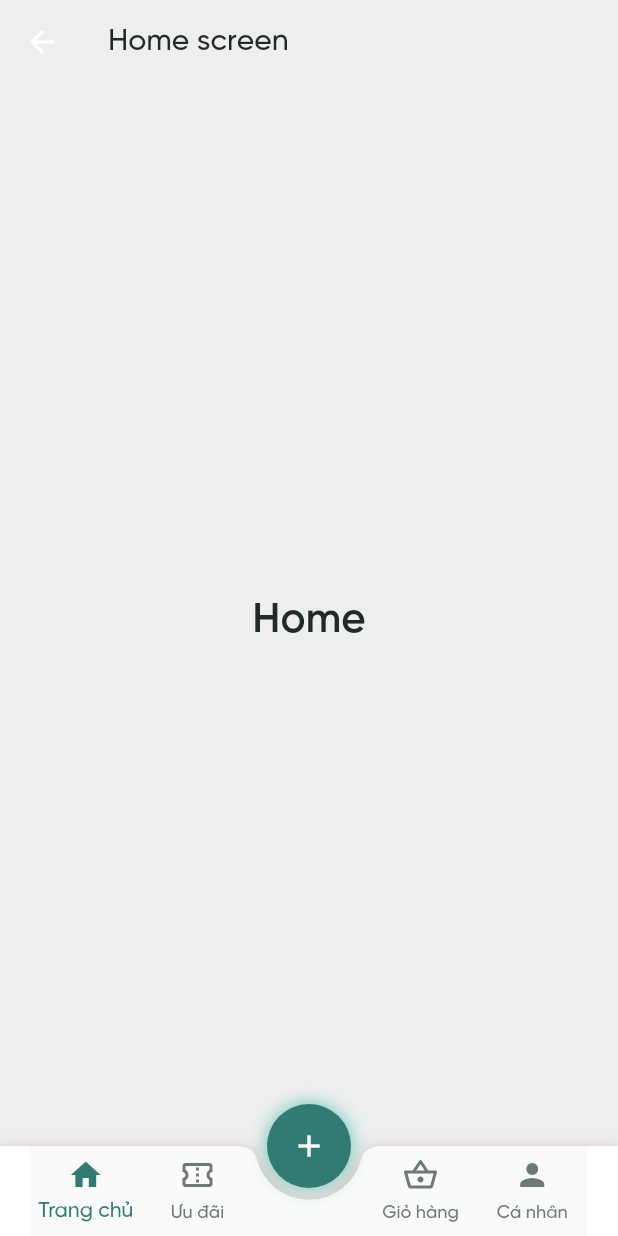
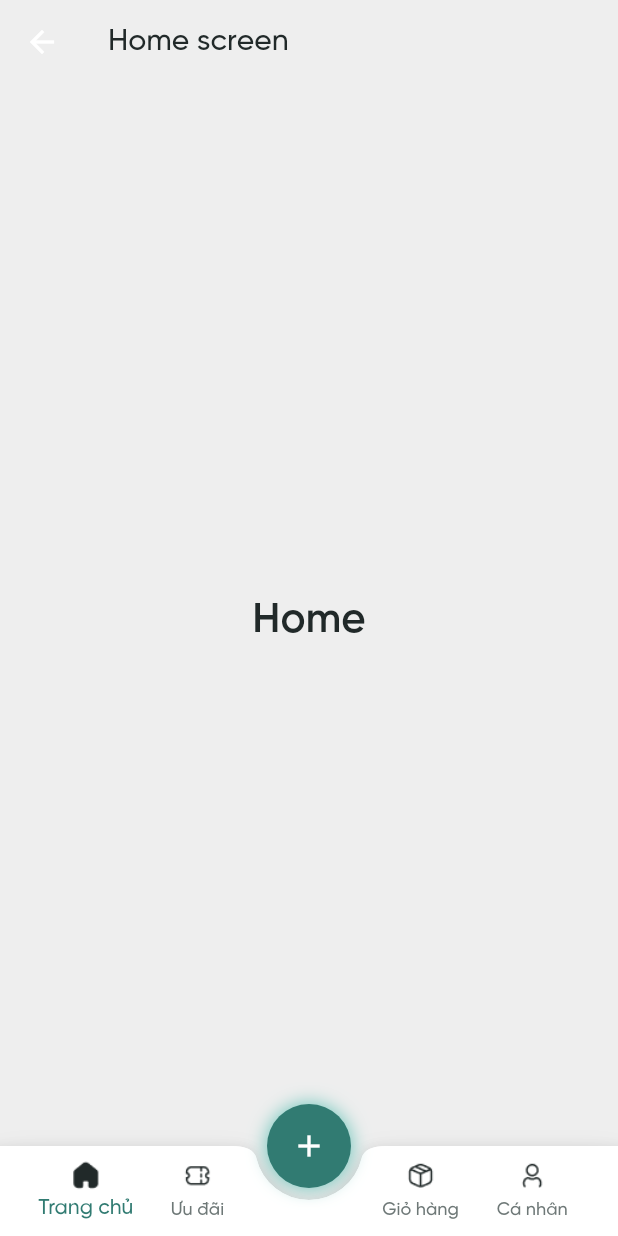
Before and after one commit to Nhatdote/flutter_flora, a Flutter app: the IndexScreen screen opened by its route, on a phone screen of 412 x 824 dp. Run offline on Flutter 3.47's test engine with Material 2 defaults, Android fonts, the phone set to English and light mode, and no system bars; our stand-ins replace flutter_keyboard_visibility, shared_preferences, smooth_page_indicator, webview_flutter; accounts and stored records are empty.

Commit message:
Add Navigator icon

```diff
--- a/lib/constans/asset.dart
+++ b/lib/constans/asset.dart
@@ -12,4 +12,14 @@ class Asset {
   static const String flagEn = 'assets/images/etc/flag_en.png';
 
   static const String errorUfo = 'assets/images/etc/error_ufo.png';
+
+  static const String iconHome = 'assets/images/icons/home.png';
+  static const String iconHomeSolid = 'assets/images/icons/home_solid.png';
+  static const String iconCoupon = 'assets/images/icons/coupon.png';
+  static const String iconCouponSolid = 'assets/images/icons/coupon_solid.png';
+  static const String iconPackage = 'assets/images/icons/package.png';
+  static const String iconPackageSolid =
+      'assets/images/icons/package_solid.png';
+  static const String iconUser = 'assets/images/icons/user.png';
+  static const String iconUserSolid = 'assets/images/icons/user_solid.png';
 }
--- a/lib/screens/home/index.dart
+++ b/lib/screens/home/index.dart
@@ -1,3 +1,4 @@
+import 'package:flora/constans/asset.dart';
 import 'package:flora/constans/color.dart';
 import 'package:flora/constans/space.dart';
 import 'package:flora/screens/home/cart.dart';
@@ -25,8 +26,8 @@ class _IndexScreenState extends State<IndexScreen> {
           color: AppColor.neutral,
         ),
       ),
-      'icon': const Icon(Icons.home_outlined),
-      'iconActive': const Icon(Icons.home),
+      'icon': Asset.iconHome,
+      'iconActive': Asset.iconHomeSolid,
       'label': 'Trang chủ',
       'color': Colors.green
     },
@@ -38,8 +39,8 @@ class _IndexScreenState extends State<IndexScreen> {
           color: AppColor.neutral,
         ),
       ),
-      'icon': const Icon(Icons.confirmation_number_outlined),
-      'iconActive': const Icon(Icons.confirmation_number),
+      'icon': Asset.iconCoupon,
+      'iconActive': Asset.iconCouponSolid,
       'label': 'Ưu đãi',
       'color': Colors.redAccent
     },
@@ -52,8 +53,8 @@ class _IndexScreenState extends State<IndexScreen> {
           color: AppColor.neutral,
         ),
       ),
-      'icon': const Icon(Icons.shopping_basket_outlined),
-      'iconActive': const Icon(Icons.shopping_basket),
+      'icon': Asset.iconPackage,
+      'iconActive': Asset.iconPackageSolid,
       'label': 'Giỏ hàng',
       'color': Colors.indigoAccent
     },
@@ -65,8 +66,8 @@ class _IndexScreenState extends State<IndexScreen> {
           color: AppColor.neutral,
         ),
       ),
-      'icon': const Icon(Icons.person),
-      'iconActive': const Icon(Icons.person_outline),
+      'icon': Asset.iconUser,
+      'iconActive': Asset.iconUserSolid,
       'label': 'Cá nhân',
       'color': Colors.purpleAccent
     }
@@ -83,7 +84,10 @@ class _IndexScreenState extends State<IndexScreen> {
         backgroundColor: Colors.transparent,
         elevation: 0,
       ),
-      body: currentScreen['widget'],
+      body: IndexedStack(
+        index: _currentIndex,
+        children: _screens.map((h) => h['widget'] as Widget).toList(),
+      ),
       floatingActionButton: Container(
         decoration: BoxDecoration(
           boxShadow: const [
@@ -111,10 +115,10 @@ class _IndexScreenState extends State<IndexScreen> {
         color: Colors.white,
         notchMargin: 8,
         shape: const CircularNotchedRectangle(),
-        shadowColor: Colors.red,
         child: BottomNavigationBar(
           selectedItemColor: AppColor.primary,
           unselectedItemColor: AppColor.neutral40,
+          backgroundColor: Colors.white,
           type: BottomNavigationBarType.fixed,
           showUnselectedLabels: true,
           currentIndex: _currentIndex,
@@ -127,11 +131,14 @@ class _IndexScreenState extends State<IndexScreen> {
           items: _screens
               .map(
                 (h) => BottomNavigationBarItem(
-                  icon: h['icon'],
+                  icon: h['icon'].runtimeType == String
+                      ? Image.asset(h['icon'], width: 20)
+                      : h['icon'],
                   label: h['label'],
-                  activeIcon: h['iconActive'],
+                  activeIcon: h['iconActive'].runtimeType == String
+                      ? Image.asset(h['iconActive'], width: 20)
+                      : h['iconActive'],
                   tooltip: h['label'],
-                  backgroundColor: h['color'],
                 ),
               )
               .toList(),
--- a/pubspec.yaml
+++ b/pubspec.yaml
@@ -68,6 +68,7 @@ flutter:
   assets:
     - assets/images/
     - assets/images/etc/
+    - assets/images/icons/
     - assets/images/layout/
     - assets/images/logo/
     - assets/images/products/
```
Also changed, not shown: assets/images/icons/coupon.png (added), assets/images/icons/coupon_solid.png (added), assets/images/icons/home.png (added), assets/images/icons/home_solid.png (added), assets/images/icons/package.png (added), assets/images/icons/package_solid.png (added), assets/images/icons/user.png (added), assets/images/icons/user_solid.png (added), assets/images/layout/checked_circle.png (added), assets/images/logo/logo.svg (deleted), assets/images/logo/logo_text.svg (deleted).
